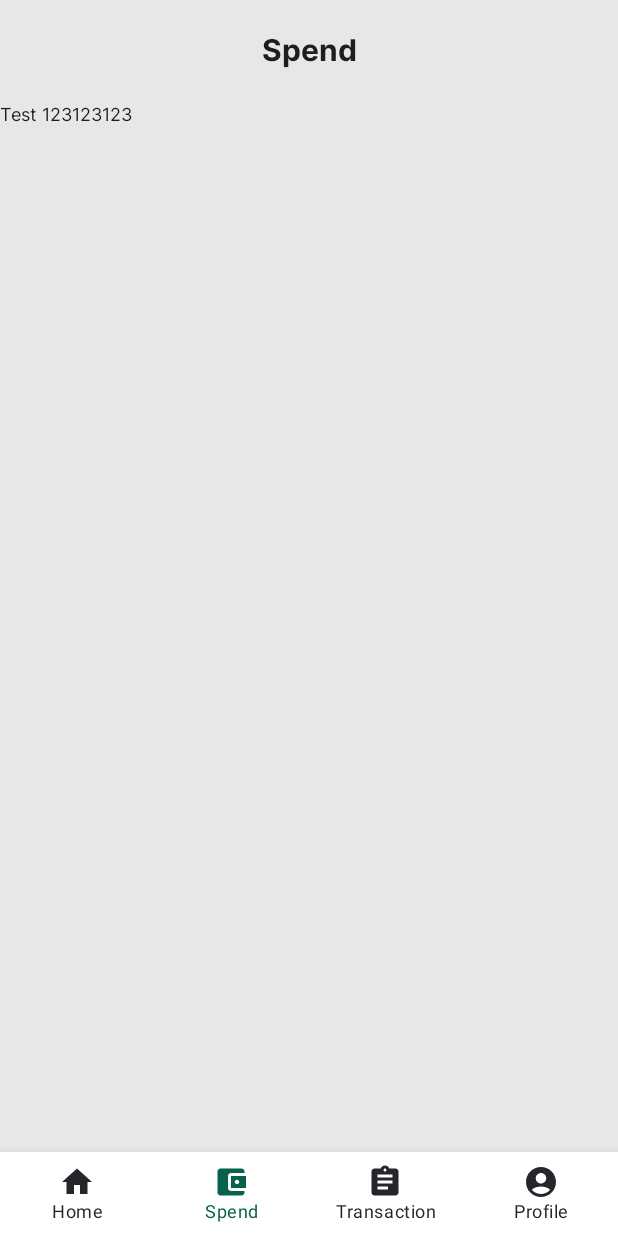
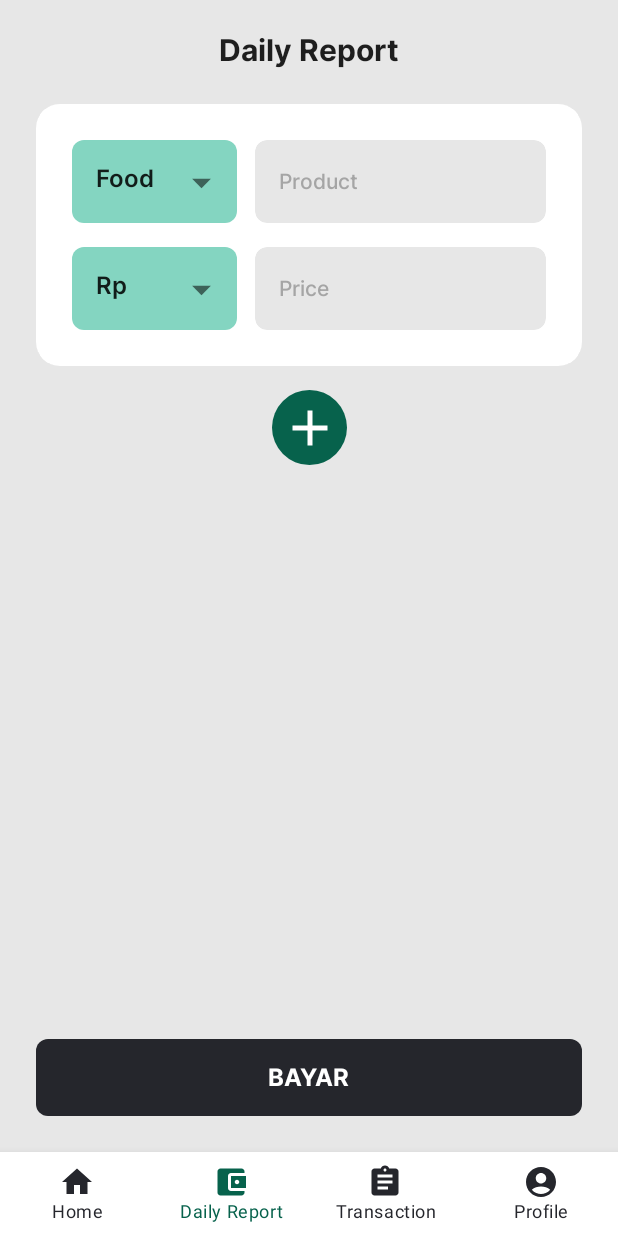
Before and after one commit to BudgetInCapstone/AndroidDevelopment, an Android app built with Jetpack Compose: the AuthenticatedNavigation screen opened through its navigation route, item 2 of the bottom bar chosen, on a phone screen of 412 x 824 dp. Run offline under Robolectric (Android 15) with nearby library versions, the phone set to English and light mode, and no system bars.

Commit message:
create: membuat halaman report/spend

```diff
--- /dev/null
+++ b/app/src/main/java/com/bangkit/budgetin/api/item/ReportItem.kt
@@ -0,0 +1,8 @@
+package com.bangkit.budgetin.api.item
+
+data class ReportItem(
+    val productType: String? = null,
+    val productName: String? = null,
+    val currencyType: String? = null,
+    val price: String? = null
+)
--- /dev/null
+++ b/app/src/main/java/com/bangkit/budgetin/ui/ViewModelFactory.kt
@@ -0,0 +1,17 @@
+package com.bangkit.budgetin.ui
+
+import androidx.lifecycle.ViewModel
+import androidx.lifecycle.ViewModelProvider
+import com.bangkit.budgetin.ui.screen.spend.SpendViewModel
+
+class ViewModelFactory() :
+    ViewModelProvider.NewInstanceFactory() {
+
+    @Suppress("UNCHECKED_CAST")
+    override fun <T : ViewModel> create(modelClass: Class<T>): T {
+        if (modelClass.isAssignableFrom(SpendViewModel::class.java)) {
+            return SpendViewModel() as T
+        }
+        throw IllegalArgumentException("Unknown ViewModel class: " + modelClass.name)
+    }
+}
--- /dev/null
+++ b/app/src/main/java/com/bangkit/budgetin/ui/components/Dropdown.kt
@@ -0,0 +1,80 @@
+package com.bangkit.budgetin.ui.components
+
+import androidx.compose.foundation.clickable
+import androidx.compose.foundation.layout.padding
+import androidx.compose.foundation.layout.size
+import androidx.compose.foundation.layout.width
+import androidx.compose.foundation.shape.RoundedCornerShape
+import androidx.compose.material.*
+import androidx.compose.material.icons.Icons
+import androidx.compose.material.icons.filled.ArrowDropDown
+import androidx.compose.runtime.*
+import androidx.compose.ui.Modifier
+import androidx.compose.ui.draw.clip
+import androidx.compose.ui.draw.rotate
+import androidx.compose.ui.geometry.Size
+import androidx.compose.ui.graphics.Color
+import androidx.compose.ui.layout.onGloballyPositioned
+import androidx.compose.ui.platform.LocalDensity
+import androidx.compose.ui.unit.dp
+import androidx.compose.ui.unit.toSize
+import com.bangkit.budgetin.ui.theme.Teal100
+
+@Composable
+fun Dropdown(
+    modifier: Modifier = Modifier,
+    options: List<String>,
+    initialValue: String,
+    onValueChange: (String) -> Unit = {},
+) {
+    var expanded by remember { mutableStateOf(false) }
+    var selectedOptionText by remember { mutableStateOf(initialValue) }
+    var textFieldSize by remember { mutableStateOf(Size.Zero) }
+
+    TextField(
+        modifier = modifier
+            .width(110.dp)
+            .clip(RoundedCornerShape(8.dp))
+            .onGloballyPositioned { coordinate ->
+                textFieldSize = coordinate.size.toSize()
+            },
+        textStyle = MaterialTheme.typography.h3,
+        readOnly = true,
+        value = selectedOptionText,
+        onValueChange = {
+            selectedOptionText = it
+        },
+        trailingIcon = {
+            Icon(
+                imageVector = Icons.Default.ArrowDropDown,
+                contentDescription = "",
+                modifier = Modifier
+                    .size(30.dp)
+                    .rotate(if (expanded) 180F else 0F)
+                    .clickable { expanded = !expanded })
+        },
+        colors = TextFieldDefaults.textFieldColors(
+            backgroundColor = Teal100,
+            focusedIndicatorColor = Color.Transparent,
+            unfocusedIndicatorColor = Color.Transparent
+        ),
+    )
+    DropdownMenu(
+        modifier = Modifier
+            .width(with(LocalDensity.current) { textFieldSize.width.toDp() }),
+        expanded = expanded,
+        onDismissRequest = { expanded = false }
+    ) {
+        options.map {
+            DropdownMenuItem(
+                onClick = {
+                    selectedOptionText = it
+                    onValueChange(it)
+                    expanded = false
+                }
+            ) {
+                Text(text = it)
+            }
+        }
+    }
+}
--- /dev/null
+++ b/app/src/main/java/com/bangkit/budgetin/ui/components/ReportCard.kt
@@ -0,0 +1,103 @@
+package com.bangkit.budgetin.ui.components
+
+import androidx.compose.foundation.background
+import androidx.compose.foundation.layout.*
+import androidx.compose.foundation.shape.RoundedCornerShape
+import androidx.compose.material.Card
+import androidx.compose.material.MaterialTheme
+import androidx.compose.material.TextFieldDefaults
+import androidx.compose.runtime.Composable
+import androidx.compose.ui.Modifier
+import androidx.compose.ui.draw.clip
+import androidx.compose.ui.graphics.Color
+import androidx.compose.ui.unit.dp
+import com.bangkit.budgetin.ui.theme.Teal100
+
+@Composable
+fun ReportCard(
+    productType: String?,
+    productName: String?,
+    currencyType: String?,
+    price: String?,
+    onProductTypeChange: (value: String) -> Unit = {},
+    onProductNameChange: (value: String) -> Unit = {},
+    onCurrencyTypeChange: (value: String) -> Unit = {},
+    onPriceChange: (value: String) -> Unit = {},
+    productList: List<String>,
+    currencyList: List<String>
+) {
+    Card(
+        modifier = Modifier
+            .fillMaxWidth()
+            .clip(RoundedCornerShape(16.dp))
+            .background(Color.White),
+        elevation = 2.dp,
+    ) {
+        Column(
+            modifier = Modifier.padding(24.dp),
+            verticalArrangement = Arrangement.spacedBy(16.dp)
+        ) {
+            Row(
+                modifier = Modifier
+                    .fillMaxWidth()
+                    .height(55.dp),
+                horizontalArrangement = Arrangement.spacedBy(12.dp),
+            ) {
+                Dropdown(
+                    options = productList,
+                    onValueChange = { onProductTypeChange(it) },
+                    initialValue =
+                    if(productType != null) productType
+                    else {
+                        onProductTypeChange(productList[0])
+                        productList[0]
+                    }
+                )
+                TextInput(
+                    modifier = Modifier.fillMaxHeight(),
+                    placeHolder = "Product",
+                    placeHolderColor = Color.Gray,
+                    value = productName ?: "",
+                    onValueChange = { onProductNameChange(it) },
+                    textFieldColors = TextFieldDefaults.textFieldColors(
+                        focusedIndicatorColor = Teal100,
+                        unfocusedIndicatorColor = Color.Transparent,
+                        backgroundColor = MaterialTheme.colors.background,
+                        textColor = Color.Black
+                    )
+                )
+            }
+
+            Row(
+                modifier = Modifier
+                    .fillMaxWidth()
+                    .height(55.dp),
+                horizontalArrangement = Arrangement.spacedBy(12.dp),
+            ) {
+                Dropdown(
+                    options = currencyList,
+                    onValueChange = { onCurrencyTypeChange(it) },
+                    initialValue =
+                    if(currencyType != null) currencyType
+                    else {
+                        onCurrencyTypeChange(currencyList[0])
+                        currencyList[0]
+                    }
+                )
+                TextInput(
+                    modifier = Modifier.fillMaxHeight(),
+                    placeHolder = "Price",
+                    placeHolderColor = Color.Gray,
+                    value = price ?: "",
+                    onValueChange = { onPriceChange(it) },
+                    textFieldColors = TextFieldDefaults.textFieldColors(
+                        focusedIndicatorColor = Teal100,
+                        unfocusedIndicatorColor = Color.Transparent,
+                        backgroundColor = MaterialTheme.colors.background,
+                        textColor = Color.Black
+                    )
+                )
+            }
+        }
+    }
+}
--- a/app/src/main/java/com/bangkit/budgetin/ui/components/TextInput.kt
+++ b/app/src/main/java/com/bangkit/budgetin/ui/components/TextInput.kt
@@ -6,10 +6,7 @@ import androidx.compose.foundation.interaction.MutableInteractionSource
 import androidx.compose.foundation.layout.fillMaxWidth
 import androidx.compose.foundation.layout.padding
 import androidx.compose.foundation.shape.RoundedCornerShape
-import androidx.compose.material.Icon
-import androidx.compose.material.MaterialTheme
-import androidx.compose.material.OutlinedTextField
-import androidx.compose.material.Text
+import androidx.compose.material.*
 import androidx.compose.runtime.Composable
 import androidx.compose.runtime.mutableStateOf
 import androidx.compose.runtime.remember
@@ -21,24 +18,28 @@ import androidx.compose.ui.graphics.Color
 import androidx.compose.ui.graphics.vector.ImageVector
 import androidx.compose.ui.res.painterResource
 import androidx.compose.ui.text.input.PasswordVisualTransformation
+import androidx.compose.ui.text.input.VisualTransformation
 import androidx.compose.ui.unit.dp
 import com.bangkit.budgetin.R
 
 @Composable
 fun TextInput(
     modifier: Modifier = Modifier,
-    leadingIcon: ImageVector,
+    leadingIcon: ImageVector? = null,
     placeHolder: String,
+    placeHolderColor: Color = MaterialTheme.colors.secondary,
     value: String,
-    onValueChange: (value: String) -> Unit = {},
+    onValueChange: (value: String) -> Unit = { },
     isPassword: Boolean = false,
+    textFieldColors: TextFieldColors = TextFieldDefaults.textFieldColors(backgroundColor = Color.White),
 ) {
-    val isShow = rememberSaveable{ mutableStateOf(false) }
+    val isShow = rememberSaveable { mutableStateOf(false) }
     val trailingIcon =
         painterResource(
             id = if (isShow.value) R.drawable.ic_visibility
             else R.drawable.ic_visibility_off
         )
+
 
     OutlinedTextField(
         value = value,
@@ -46,20 +47,21 @@ fun TextInput(
         singleLine = true,
         modifier = modifier
             .fillMaxWidth()
-            .padding(top = 8.dp)
             .clip(RoundedCornerShape(8.dp))
-            .background(Color.White)
-        ,
+            .background(Color.White),
         shape = RoundedCornerShape(8.dp),
-        leadingIcon = {
+        colors = textFieldColors,
+        leadingIcon = if (leadingIcon != null) {
+            {
                 Icon(
                     imageVector = leadingIcon,
                     contentDescription = "$placeHolder icon",
                     modifier = Modifier.padding(start = 8.dp)
                 )
-        },
-        trailingIcon = {
-            if(isPassword){
+            }
+        } else null,
+        trailingIcon = if (isPassword) {
+            {
                 Icon(
                     painter = trailingIcon,
                     contentDescription = "",
@@ -68,20 +70,20 @@ fun TextInput(
                         .clickable(
                             interactionSource = remember { MutableInteractionSource() },
                             indication = null
-                    ){
+                        ) {
                             isShow.value = !isShow.value
                         }
                 )
             }
-        },
+        } else null,
         placeholder = {
             Text(
                 text = placeHolder,
-                color = MaterialTheme.colors.secondary,
+                color = placeHolderColor,
                 modifier = Modifier.alpha(0.7F)
             )
         },
         textStyle = MaterialTheme.typography.subtitle1,
-        visualTransformation = PasswordVisualTransformation()
+        visualTransformation = if(isPassword)PasswordVisualTransformation() else VisualTransformation.None
     )
 }
--- a/app/src/main/java/com/bangkit/budgetin/ui/item/NavigationItem.kt
+++ b/app/src/main/java/com/bangkit/budgetin/ui/itemview/NavigationItem.kt
@@ -1,4 +1,4 @@
-package com.bangkit.budgetin.ui.item
+package com.bangkit.budgetin.ui.itemview
 
 import androidx.compose.ui.graphics.painter.Painter
 import com.bangkit.budgetin.ui.navigation.Screen
--- a/app/src/main/java/com/bangkit/budgetin/ui/item/ProfileGroupItem.kt
+++ b/app/src/main/java/com/bangkit/budgetin/ui/itemview/ProfileGroupItem.kt
@@ -1,4 +1,4 @@
-package com.bangkit.budgetin.ui.item
+package com.bangkit.budgetin.ui.itemview
 
 data class ProfileGroupItem (
     val groupName: String,
--- a/app/src/main/java/com/bangkit/budgetin/ui/item/ProfileItem.kt
+++ b/app/src/main/java/com/bangkit/budgetin/ui/itemview/ProfileItem.kt
@@ -1,4 +1,4 @@
-package com.bangkit.budgetin.ui.item
+package com.bangkit.budgetin.ui.itemview
 
 import androidx.compose.ui.graphics.painter.Painter
 
--- /dev/null
+++ b/app/src/main/java/com/bangkit/budgetin/ui/itemview/ReportViewItem.kt
@@ -0,0 +1,6 @@
+package com.bangkit.budgetin.ui.itemview
+
+data class ReportViewItem(
+    val type: List<String>,
+    val placeHolder: String,
+)
--- a/app/src/main/java/com/bangkit/budgetin/ui/navigation/AuthenticatedNavigation.kt
+++ b/app/src/main/java/com/bangkit/budgetin/ui/navigation/AuthenticatedNavigation.kt
@@ -18,7 +18,7 @@ import androidx.navigation.compose.composable
 import androidx.navigation.compose.currentBackStackEntryAsState
 import androidx.navigation.compose.rememberNavController
 import com.bangkit.budgetin.R
-import com.bangkit.budgetin.ui.item.NavigationItem
+import com.bangkit.budgetin.ui.itemview.NavigationItem
 import com.bangkit.budgetin.ui.screen.home.HomeScreen
 import com.bangkit.budgetin.ui.screen.profile.ProfileScreen
 import com.bangkit.budgetin.ui.screen.spend.SpendScreen
@@ -38,7 +38,7 @@ fun AuthenticatedNavigation(
             screen = Screen.Home,
         ),
         NavigationItem(
-            title = "Spend",
+            title = "Daily Report",
             icon = painterResource(id = R.drawable.ic_spend),
             screen = Screen.Spend,
         ),
--- a/app/src/main/java/com/bangkit/budgetin/ui/screen/signin/SignInScreen.kt
+++ b/app/src/main/java/com/bangkit/budgetin/ui/screen/signin/SignInScreen.kt
@@ -51,7 +51,7 @@ fun SignInContent(
                 placeHolder = "Email",
                 value = "",
                 onValueChange = {},
-                modifier = Modifier.padding(bottom = 16.dp)
+                modifier = Modifier.padding(top = 8.dp, bottom = 16.dp)
             )
             Text(text = "Password", style = MaterialTheme.typography.h3)
             TextInput(
@@ -60,7 +60,7 @@ fun SignInContent(
                 value = "",
                 onValueChange = {},
                 isPassword = true,
-                modifier = Modifier.padding(bottom = 16.dp),
+                modifier = Modifier.padding(top = 8.dp,bottom = 16.dp),
             )
 
             Text(
--- a/app/src/main/java/com/bangkit/budgetin/ui/screen/signup/SignUpScreen.kt
+++ b/app/src/main/java/com/bangkit/budgetin/ui/screen/signup/SignUpScreen.kt
@@ -45,7 +45,7 @@ fun SignUpContent(
                 placeHolder = "Name",
                 value = "",
                 onValueChange = {},
-                modifier = Modifier.padding(bottom = 16.dp)
+                modifier = Modifier.padding(top = 8.dp, bottom = 16.dp)
             )
             Text(text = "Username", style = MaterialTheme.typography.h3)
             TextInput(
@@ -53,7 +53,7 @@ fun SignUpContent(
                 placeHolder = "Username",
                 value = "",
                 onValueChange = {},
-                modifier = Modifier.padding(bottom = 16.dp),
+                modifier = Modifier.padding(top = 8.dp, bottom = 16.dp),
             )
             Text(text = "Email", style = MaterialTheme.typography.h3)
             TextInput(
@@ -61,7 +61,7 @@ fun SignUpContent(
                 placeHolder = "Email",
                 value = "",
                 onValueChange = {},
-                modifier = Modifier.padding(bottom = 16.dp)
+                modifier = Modifier.padding(top = 8.dp, bottom = 16.dp)
             )
             Text(text = "Password", style = MaterialTheme.typography.h3)
             TextInput(
@@ -70,7 +70,7 @@ fun SignUpContent(
                 value = "",
                 onValueChange = {},
                 isPassword = true,
-                modifier = Modifier.padding(bottom = 16.dp),
+                modifier = Modifier.padding(top = 8.dp, bottom = 16.dp),
             )
 
             ButtonApp(
--- a/app/src/main/java/com/bangkit/budgetin/ui/screen/spend/SpendScreen.kt
+++ b/app/src/main/java/com/bangkit/budgetin/ui/screen/spend/SpendScreen.kt
@@ -1,9 +1,130 @@
 package com.bangkit.budgetin.ui.screen.spend
 
-import androidx.compose.material.Text
-import androidx.compose.runtime.Composable
+import androidx.compose.foundation.background
+import androidx.compose.foundation.layout.*
+import androidx.compose.foundation.rememberScrollState
+import androidx.compose.foundation.shape.CircleShape
+import androidx.compose.foundation.verticalScroll
+import androidx.compose.material.*
+import androidx.compose.material.icons.Icons
+import androidx.compose.material.icons.filled.Add
+import androidx.compose.runtime.*
+import androidx.compose.ui.Alignment
+import androidx.compose.ui.Modifier
+import androidx.compose.ui.draw.clip
+import androidx.compose.ui.geometry.Size
+import androidx.compose.ui.graphics.Color
+import androidx.compose.ui.layout.onGloballyPositioned
+import androidx.compose.ui.platform.LocalDensity
+import androidx.compose.ui.tooling.preview.Preview
+import androidx.compose.ui.unit.dp
+import androidx.compose.ui.unit.toSize
+import androidx.lifecycle.viewmodel.compose.viewModel
+import com.bangkit.budgetin.ui.ViewModelFactory
+import com.bangkit.budgetin.ui.components.ButtonApp
+import com.bangkit.budgetin.ui.components.ReportCard
+import com.bangkit.budgetin.ui.theme.BudgetInTheme
 
 @Composable
-fun SpendScreen(){
-    Text(text = "Test 123123123")
+fun SpendScreen() {
+    SpendContent()
 }
+
+@Composable
+fun SpendContent(
+    modifier: Modifier = Modifier,
+    spendViewModel: SpendViewModel = viewModel(
+        factory = ViewModelFactory()
+    ),
+) {
+    val reportForm = spendViewModel.reportPost
+    var buttonHeight by remember { mutableStateOf(Size.Zero) }
+
+    Box(
+        modifier = modifier
+            .fillMaxSize()
+    ) {
+        Column(
+            modifier = modifier
+                .verticalScroll(rememberScrollState())
+                .padding(bottom = with(LocalDensity.current) { buttonHeight.height.toDp() + 48.dp }) // 48.dp = padding button + padding column
+                .padding(horizontal = 24.dp)
+                .align(Alignment.TopCenter),
+            horizontalAlignment = Alignment.CenterHorizontally,
+            verticalArrangement = Arrangement.spacedBy(16.dp),
+        ) {
+            reportForm.mapIndexed { index, reportItem ->
+                ReportCard(
+                    productType = reportItem.productType,
+                    productName = reportItem.productName,
+                    currencyType = reportItem.currencyType,
+                    price = reportItem.price,
+                    productList = listOf("Food", "Sport", "Shopping"),
+                    currencyList = listOf("Rp", "$"),
+                    onProductTypeChange = {
+                        spendViewModel.updateReport(
+                            reportItem.copy(productType = it),
+                            index
+                        )
+                    },
+                    onProductNameChange = {
+                        spendViewModel.updateReport(
+                            reportItem.copy(productName = it),
+                            index
+                        )
+                    },
+                    onCurrencyTypeChange = {
+                        spendViewModel.updateReport(
+                            reportItem.copy(currencyType = it),
+                            index
+                        )
+                    },
+                    onPriceChange = {
+                        spendViewModel.updateReport(
+                            reportItem.copy(price = it),
+                            index
+                        )
+                    },
+                )
+            }
+
+            IconButton(
+                modifier = Modifier
+                    .size(50.dp)
+                    .clip(CircleShape)
+                    .background(MaterialTheme.colors.secondary),
+                onClick = { spendViewModel.addReport() }
+            ) {
+                Icon(
+                    modifier = Modifier.size(40.dp),
+                    imageVector = Icons.Default.Add,
+                    contentDescription = "",
+                    tint = Color.White
+                )
+            }
+        }
+        ButtonApp(
+            text = "bayar",
+            onClick = {},
+            modifier = Modifier
+                .padding(bottom = 24.dp)
+                .padding(horizontal = 24.dp)
+                .align(Alignment.BottomCenter)
+                .onGloballyPositioned { coordinate ->
+                    buttonHeight = coordinate.size.toSize()
+                },
+        )
+    }
+}
+
+@Preview(showBackground = true)
+@Composable
+fun SpendPreview() {
+    BudgetInTheme() {
+        SpendContent(
+            Modifier
+                .fillMaxSize()
+                .background(MaterialTheme.colors.background)
+        )
+    }
+}
--- /dev/null
+++ b/app/src/main/java/com/bangkit/budgetin/ui/screen/spend/SpendViewModel.kt
@@ -0,0 +1,22 @@
+package com.bangkit.budgetin.ui.screen.spend
+
+import androidx.compose.runtime.mutableStateListOf
+import androidx.lifecycle.ViewModel
+import com.bangkit.budgetin.api.item.ReportItem
+
+class SpendViewModel: ViewModel() {
+    private val _reportPost = mutableStateListOf<ReportItem>()
+    val reportPost: List<ReportItem> = _reportPost
+
+    init {
+        _reportPost.add(ReportItem())
+    }
+
+    fun updateReport(reportItem: ReportItem, index: Int){
+        _reportPost[index] = reportItem
+    }
+
+    fun addReport(){
+        _reportPost.add(ReportItem())
+    }
+}
```
Also changed, not shown: app/src/main/java/com/bangkit/budgetin/ui/screen/profile/ProfileScreen.kt (+2 -7 lines), 115 other files. Lines whose indentation alone changed are shown as unchanged.
